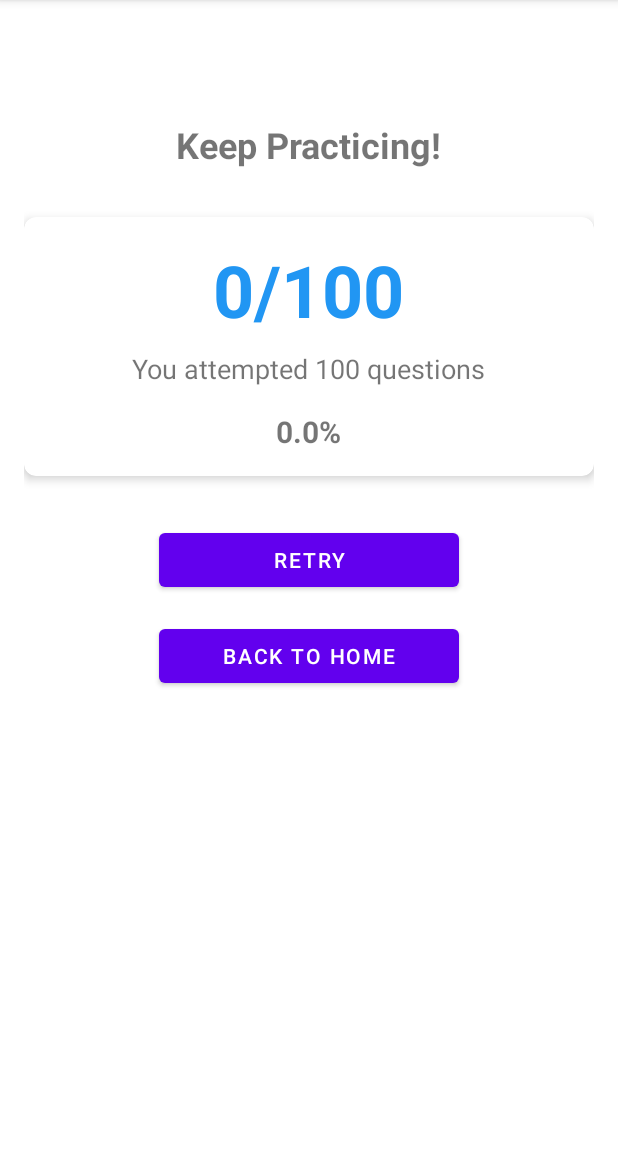
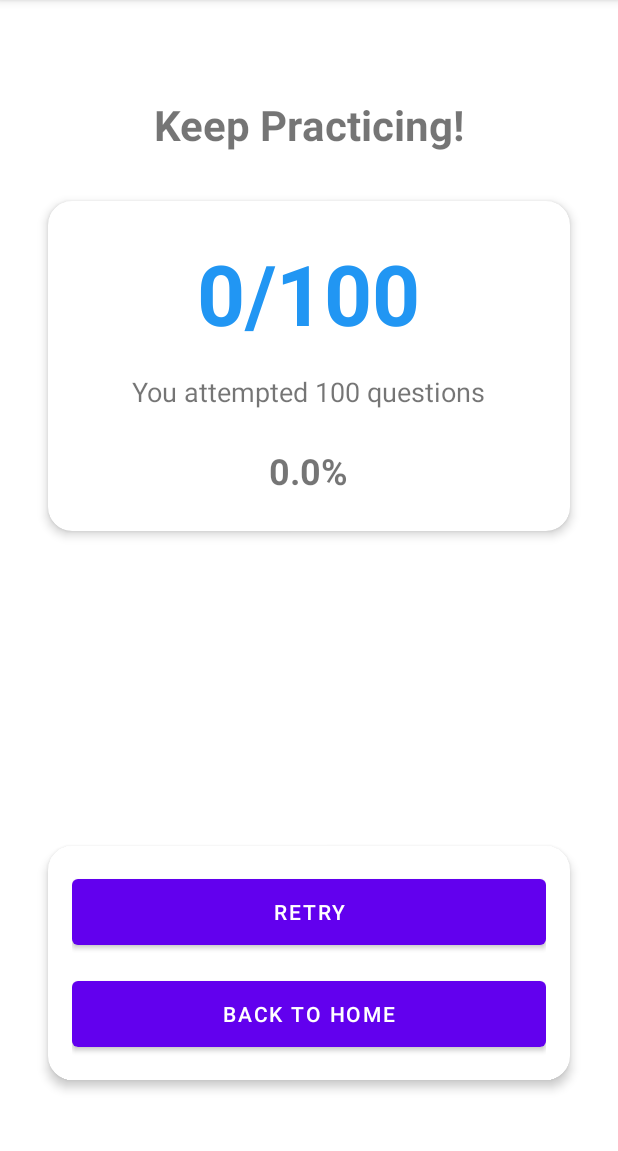
Before and after one commit to AsahiOw/COSC2657_Assignment1, an Android app: the GameActivity screen opened directly, with no data from a screen before it, after a tap on "FINISH", on a phone screen of 412 x 824 dp, the part 84-1235 px from its top. Run offline under Robolectric (Android 15) with nearby library versions, the phone set to English and light mode, and no system bars.

Commit message:
ui update, add some border radius and layout update

```diff
--- a/app/src/main/res/layout/activity_results.xml
+++ b/app/src/main/res/layout/activity_results.xml
@@ -9,20 +9,21 @@
         android:id="@+id/congratsText"
         android:layout_width="wrap_content"
         android:layout_height="wrap_content"
+        android:layout_marginTop="48dp"
         android:text="@string/congratulations"
-        android:textSize="24sp"
+        android:textSize="28sp"
         android:textStyle="bold"
-        android:layout_marginTop="64dp"
-        app:layout_constraintTop_toTopOf="parent"
         app:layout_constraintLeft_toLeftOf="parent"
-        app:layout_constraintRight_toRightOf="parent" />
+        app:layout_constraintRight_toRightOf="parent"
+        app:layout_constraintTop_toTopOf="parent" />
 
     <androidx.cardview.widget.CardView
         android:id="@+id/scoreCard"
         android:layout_width="match_parent"
         android:layout_height="wrap_content"
         android:layout_marginTop="32dp"
-        app:cardCornerRadius="8dp"
+        android:layout_marginHorizontal="16dp"
+        app:cardCornerRadius="16dp"
         app:cardElevation="4dp"
         app:layout_constraintTop_toBottomOf="@id/congratsText">
 
@@ -30,53 +31,66 @@
             android:layout_width="match_parent"
             android:layout_height="wrap_content"
             android:orientation="vertical"
-            android:padding="16dp"
+            android:padding="24dp"
             android:gravity="center">
 
             <TextView
                 android:id="@+id/scoreText"
                 android:layout_width="wrap_content"
                 android:layout_height="wrap_content"
-                android:textSize="48sp"
+                android:textSize="56sp"
                 android:textStyle="bold"
-                android:textColor="@color/score_color"/>
+                android:textColor="@color/score_color" />
 
             <TextView
                 android:id="@+id/totalQuestionsText"
                 android:layout_width="wrap_content"
                 android:layout_height="wrap_content"
-                android:textSize="18sp"
-                android:layout_marginTop="8dp"/>
+                android:layout_marginTop="16dp"
+                android:textSize="18sp" />
 
             <TextView
                 android:id="@+id/percentageText"
                 android:layout_width="wrap_content"
                 android:layout_height="wrap_content"
-                android:textSize="20sp"
-                android:textStyle="bold"
-                android:layout_marginTop="16dp"/>
+                android:layout_marginTop="24dp"
+                android:textSize="24sp"
+                android:textStyle="bold" />
+
         </LinearLayout>
 
     </androidx.cardview.widget.CardView>
 
-    <Button
-        android:id="@+id/retryButton"
-        android:layout_width="200dp"
+    <androidx.cardview.widget.CardView
+        android:layout_width="match_parent"
         android:layout_height="wrap_content"
-        android:text="@string/retry"
-        android:layout_marginTop="32dp"
-        app:layout_constraintTop_toBottomOf="@id/scoreCard"
-        app:layout_constraintLeft_toLeftOf="parent"
-        app:layout_constraintRight_toRightOf="parent"/>
+        android:layout_marginHorizontal="16dp"
+        android:layout_marginBottom="32dp"
+        app:cardCornerRadius="16dp"
+        app:cardElevation="4dp"
+        app:layout_constraintBottom_toBottomOf="parent">
 
-    <Button
-        android:id="@+id/homeButton"
-        android:layout_width="200dp"
-        android:layout_height="wrap_content"
-        android:text="@string/back_to_home"
-        android:layout_marginTop="16dp"
-        app:layout_constraintTop_toBottomOf="@id/retryButton"
-        app:layout_constraintLeft_toLeftOf="parent"
-        app:layout_constraintRight_toRightOf="parent"/>
+        <LinearLayout
+            android:layout_width="match_parent"
+            android:layout_height="wrap_content"
+            android:orientation="vertical"
+            android:padding="16dp">
+
+            <Button
+                android:id="@+id/retryButton"
+                android:layout_width="match_parent"
+                android:layout_height="56dp"
+                android:text="@string/retry"
+                android:layout_marginBottom="12dp" />
+
+            <Button
+                android:id="@+id/homeButton"
+                android:layout_width="match_parent"
+                android:layout_height="56dp"
+                android:text="@string/back_to_home" />
+
+        </LinearLayout>
+
+    </androidx.cardview.widget.CardView>
 
 </androidx.constraintlayout.widget.ConstraintLayout>
```
Also changed, not shown: app/src/main/res/drawable/app_logo.xml (+8 -15 lines), app/src/main/res/layout/activity_game.xml (+44 -17 lines), app/src/main/res/layout/activity_history.xml (+16 -18 lines), app/src/main/res/layout/activity_main.xml (+40 -16 lines), app/src/main/res/layout/activity_options.xml (+36 -23 lines), app/src/main/res/layout/dialog_game_mode.xml (+18 -8 lines), app/src/main/res/layout/dialog_game_start.xml (+18 -8 lines), app/src/main/res/mipmap-anydpi-v26/ic_launcher.xml (+32 -5 lines), app/src/main/res/mipmap-anydpi-v26/ic_launcher_round.xml (+32 -5 lines).
